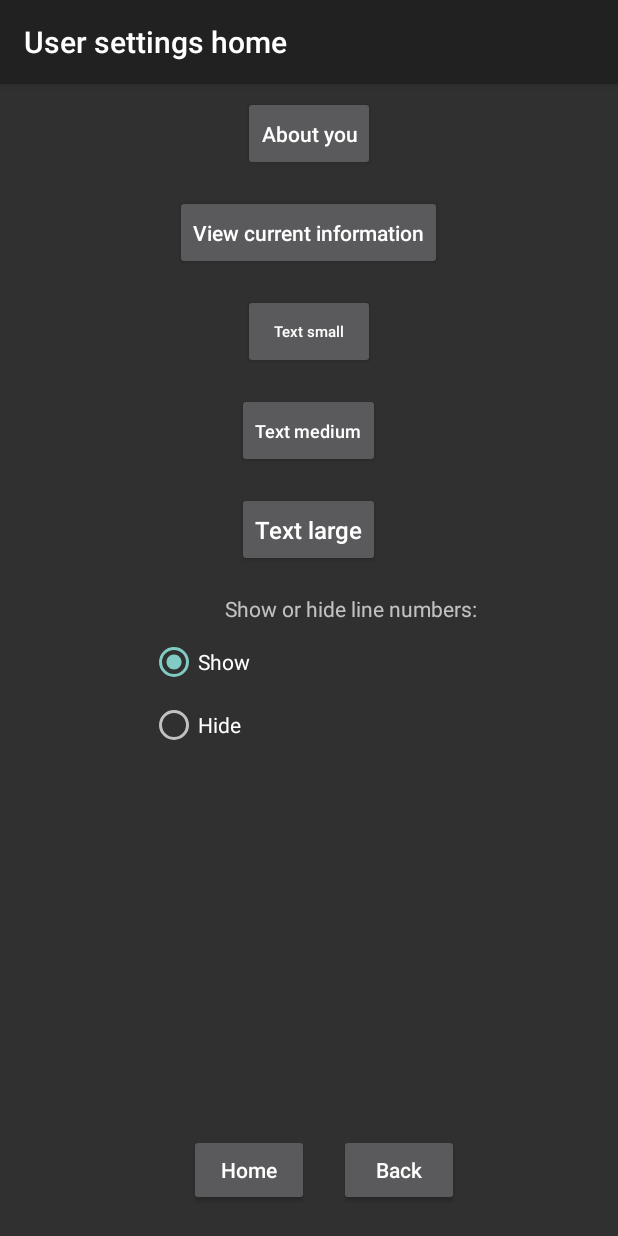
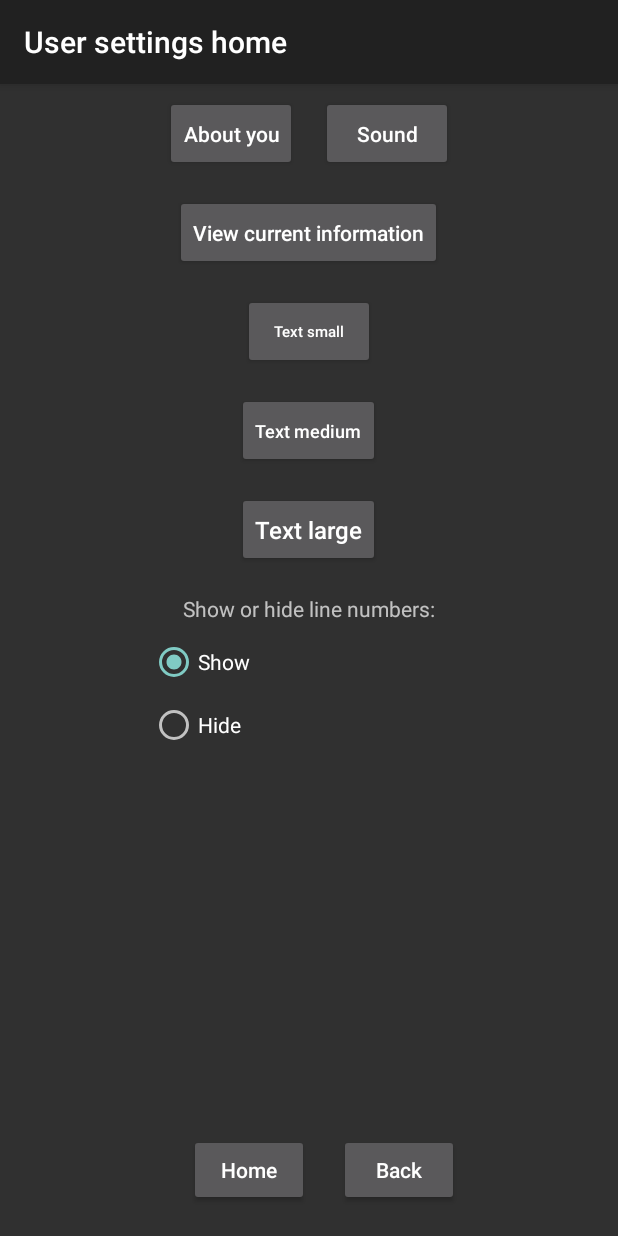
Before and after one commit to nlpspacy/Shakespeare_study_app_v2, an Android app: the SettingsHomeActivity screen opened directly, with no data from a screen before it, on a phone screen of 412 x 824 dp. Run offline under Robolectric (Android 15) with nearby library versions, the phone set to English and light mode, and no system bars.

Commit message:
Added sound toggle on/off button in Home screen and in Settings Home screen.

```diff
--- a/app/src/main/java/com/shakespeare/new_app/GlobalClass.java
+++ b/app/src/main/java/com/shakespeare/new_app/GlobalClass.java
@@ -28,4 +28,5 @@ public class GlobalClass {
     public static Integer scriptSceneLineNr = -1; // Variable for adding scene line reference in bookmark.
     public static Integer scriptPlayLineNr = -1; // Variable for adding play line reference in bookmark.
 
+    public static Boolean boolSoundOn = false; // Variable flagging whether sound is on or not.
 }
--- a/app/src/main/res/layout/activity_settingshome.xml
+++ b/app/src/main/res/layout/activity_settingshome.xml
@@ -41,7 +41,18 @@
         app:layout_constraintTop_toTopOf="parent">
 
 
-        <Button
+    <LinearLayout
+        android:id="@+id/buttonsTop"
+        android:layout_width="match_parent"
+        android:layout_height="wrap_content"
+        android:gravity="center_horizontal"
+        android:orientation="horizontal"
+        app:layout_constraintBottom_toBottomOf="parent"
+        app:layout_constraintEnd_toEndOf="parent"
+        app:layout_constraintStart_toStartOf="parent"
+        app:layout_constraintTop_toTopOf="parent">
+
+    <Button
             android:id="@+id/btnSettings"
             android:layout_width="wrap_content"
             android:layout_height="50sp"
@@ -50,6 +61,19 @@
             android:onClick="launchUserInfoScreen"
             android:text="@string/txt_aboutyou_button"
             android:textAllCaps="false" />
+
+        <Button
+            android:id="@+id/btnSound"
+            android:layout_width="wrap_content"
+            android:layout_height="50sp"
+            android:layout_margin="8sp"
+            android:contentDescription="ToggleSoundOnOff"
+            android:onClick="toggleSoundOnOff"
+            android:text="@string/txt_sound_on_off_button"
+            android:textAllCaps="false" />
+
+
+    </LinearLayout>
 
         <Button
             android:id="@+id/btnViewSystemPrompt"
@@ -92,9 +116,9 @@
 
         <TextView
             android:id="@+id/txtShowHideLineNumbers"
-            android:layout_width="match_parent"
+            android:layout_width="wrap_content"
             android:layout_height="wrap_content"
-            android:layout_marginStart="100sp"
+            android:layout_marginStart="0sp"
             android:layout_marginTop="10sp"
             android:text="Show or hide line numbers:"
             app:layout_constraintStart_toStartOf="parent"
--- a/app/src/main/res/values/strings.xml
+++ b/app/src/main/res/values/strings.xml
@@ -13,6 +13,7 @@
     <string name="txt_languageinstruction">Select language:</string>
     <string name="txt_genderinstruction">Select your gender:</string>
     <string name="txt_aboutyou_button">About you</string>
+    <string name="txt_sound_on_off_button">Sound</string>
     <string name="title_activity_aac">Antony and Cleopatra</string>
     <string name="title_activity_amsnd">A Midsummer Night\'s Dream</string>
     <string name="title_activity_settings">User settings</string>
```
Also changed, not shown: app/src/main/java/com/shakespeare/new_app/MainActivity.java (+17 -0 lines), app/src/main/java/com/shakespeare/new_app/MyRecyclerViewAdapter.java (+7 -3 lines), app/src/main/java/com/shakespeare/new_app/SettingsHomeActivity.java (+15 -0 lines), app/src/main/res/layout/activity_main.xml (+24 -2 lines).
